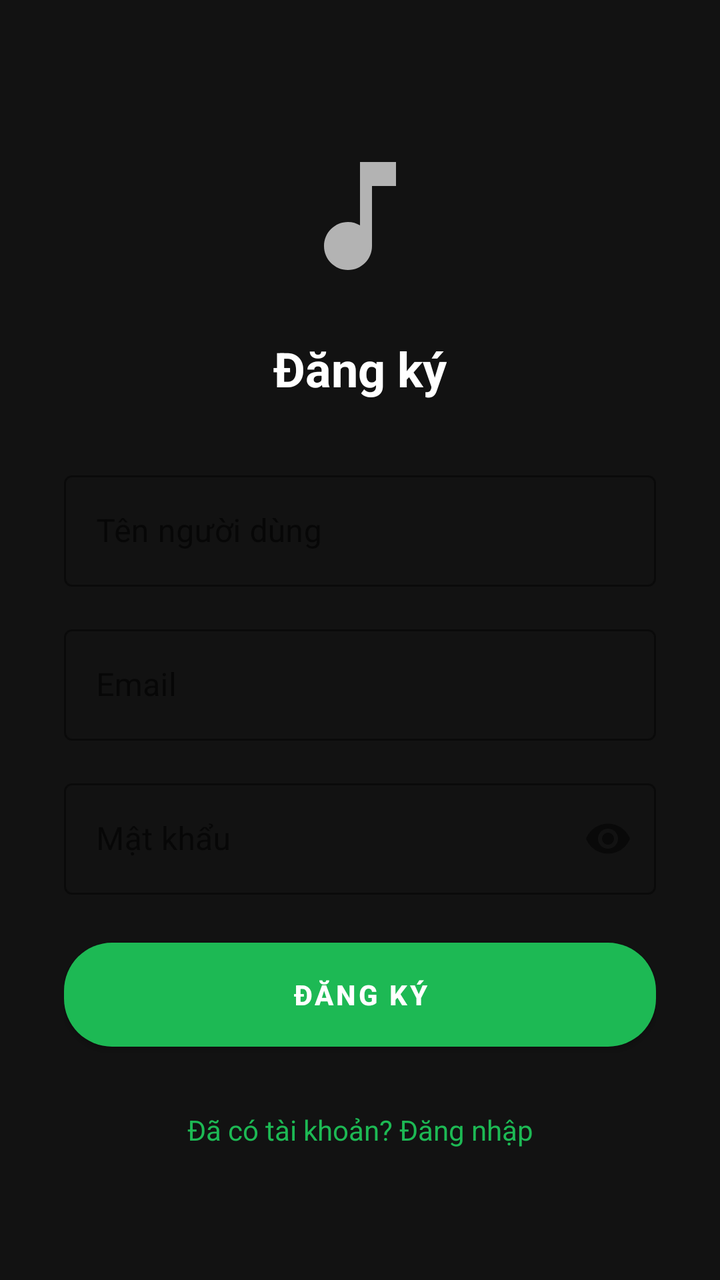
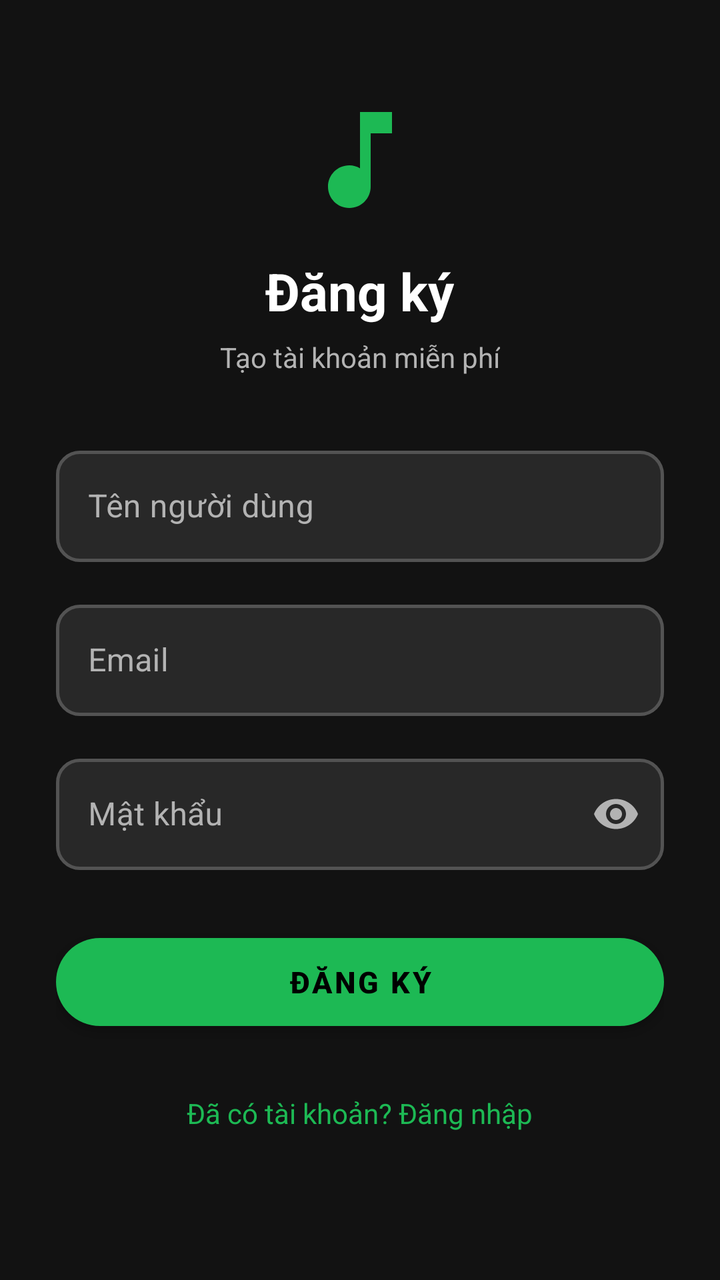

An Android layout rendered at two revisions. The XML below is the earlier revision; the diff shows what the commit changed to produce the second picture.
<!-- AndroidManifest.xml: application theme Theme.MusicStreamingApp -->
<!-- res/layout/activity_register.xml -->
<?xml version="1.0" encoding="utf-8"?>
<ScrollView
    xmlns:android="http://schemas.android.com/apk/res/android"
    xmlns:app="http://schemas.android.com/apk/res-auto"
    android:layout_width="match_parent"
    android:layout_height="match_parent"
    android:background="@color/bg_primary"
    android:fillViewport="true"
    android:fitsSystemWindows="true">

    <androidx.constraintlayout.widget.ConstraintLayout
        android:layout_width="match_parent"
        android:layout_height="wrap_content"
        android:padding="32dp">

        <ImageView
            android:id="@+id/iv_logo"
            android:layout_width="72dp"
            android:layout_height="72dp"
            android:src="@drawable/ic_music_note"
            app:layout_constraintEnd_toEndOf="parent"
            app:layout_constraintStart_toStartOf="parent"
            app:layout_constraintTop_toTopOf="parent"
            android:layout_marginTop="40dp"/>

        <TextView
            android:id="@+id/tv_title"
            android:layout_width="wrap_content"
            android:layout_height="wrap_content"
            android:text="@string/register"
            android:textColor="@color/accent_white"
            android:textSize="24sp"
            android:textStyle="bold"
            android:layout_marginTop="24dp"
            app:layout_constraintEnd_toEndOf="parent"
            app:layout_constraintStart_toStartOf="parent"
            app:layout_constraintTop_toBottomOf="@id/iv_logo"/>

        <com.google.android.material.textfield.TextInputLayout
            android:id="@+id/til_username"
            style="@style/Widget.MaterialComponents.TextInputLayout.OutlinedBox"
            android:layout_width="match_parent"
            android:layout_height="wrap_content"
            android:layout_marginTop="32dp"
            app:boxStrokeColor="@color/text_secondary"
            app:hintTextColor="@color/text_secondary"
            android:hint="@string/username"
            app:layout_constraintEnd_toEndOf="parent"
            app:layout_constraintStart_toStartOf="parent"
            app:layout_constraintTop_toBottomOf="@id/tv_title">
            <com.google.android.material.textfield.TextInputEditText
                android:id="@+id/et_username"
                android:layout_width="match_parent"
                android:layout_height="wrap_content"
                android:textColor="@color/accent_white"
                android:inputType="text"/>
        </com.google.android.material.textfield.TextInputLayout>

        <com.google.android.material.textfield.TextInputLayout
            android:id="@+id/til_email"
            style="@style/Widget.MaterialComponents.TextInputLayout.OutlinedBox"
            android:layout_width="match_parent"
            android:layout_height="wrap_content"
            android:layout_marginTop="16dp"
            app:boxStrokeColor="@color/text_secondary"
            app:hintTextColor="@color/text_secondary"
            android:hint="@string/email"
            app:layout_constraintEnd_toEndOf="parent"
            app:layout_constraintStart_toStartOf="parent"
            app:layout_constraintTop_toBottomOf="@id/til_username">
            <com.google.android.material.textfield.TextInputEditText
                android:id="@+id/et_email"
                android:layout_width="match_parent"
                android:layout_height="wrap_content"
                android:textColor="@color/accent_white"
                android:inputType="textEmailAddress"/>
        </com.google.android.material.textfield.TextInputLayout>

        <com.google.android.material.textfield.TextInputLayout
            android:id="@+id/til_password"
            style="@style/Widget.MaterialComponents.TextInputLayout.OutlinedBox"
            android:layout_width="match_parent"
            android:layout_height="wrap_content"
            android:layout_marginTop="16dp"
            app:boxStrokeColor="@color/text_secondary"
            app:hintTextColor="@color/text_secondary"
            android:hint="@string/password"
            app:passwordToggleEnabled="true"
            app:layout_constraintEnd_toEndOf="parent"
            app:layout_constraintStart_toStartOf="parent"
            app:layout_constraintTop_toBottomOf="@id/til_email">
            <com.google.android.material.textfield.TextInputEditText
                android:id="@+id/et_password"
                android:layout_width="match_parent"
                android:layout_height="wrap_content"
                android:textColor="@color/accent_white"
                android:inputType="textPassword"/>
        </com.google.android.material.textfield.TextInputLayout>

        <Button
            android:id="@+id/btn_register"
            android:layout_width="match_parent"
            android:layout_height="52dp"
            android:layout_marginTop="24dp"
            android:background="@drawable/bg_button_green"
            android:text="@string/register"
            android:textColor="@color/accent_white"
            android:textStyle="bold"
            android:textAllCaps="true"
            app:layout_constraintEnd_toEndOf="parent"
            app:layout_constraintStart_toStartOf="parent"
            app:layout_constraintTop_toBottomOf="@id/til_password"/>

        <ProgressBar
            android:id="@+id/progress_bar"
            android:layout_width="wrap_content"
            android:layout_height="wrap_content"
            android:visibility="gone"
            android:indeterminateTint="@color/spotify_green"
            app:layout_constraintEnd_toEndOf="parent"
            app:layout_constraintStart_toStartOf="parent"
            app:layout_constraintTop_toBottomOf="@id/btn_register"
            android:layout_marginTop="16dp"/>

        <TextView
            android:id="@+id/tv_login_link"
            android:layout_width="wrap_content"
            android:layout_height="wrap_content"
            android:text="@string/have_account"
            android:textColor="@color/spotify_green"
            android:layout_marginTop="24dp"
            android:padding="8dp"
            app:layout_constraintEnd_toEndOf="parent"
            app:layout_constraintStart_toStartOf="parent"
            app:layout_constraintTop_toBottomOf="@id/progress_bar"/>

    </androidx.constraintlayout.widget.ConstraintLayout>
</ScrollView>
<!-- resources referenced by this layout -->
<resources>
  <color name="accent_white">#FFFFFF</color>
  <color name="bg_primary">#121212</color>
  <color name="spotify_green">#1DB954</color>
  <color name="text_secondary">#B3B3B3</color>
  <!-- drawable bg_button_green (drawable) -->
  <?xml version="1.0" encoding="utf-8"?>
  <shape xmlns:android="http://schemas.android.com/apk/res/android"
      android:shape="rectangle">
      <corners android:radius="24dp" />
      <solid android:color="#1DB954" />
  </shape>
  <!-- drawable ic_music_note (drawable) -->
  <vector xmlns:android="http://schemas.android.com/apk/res/android"
      android:width="24dp"
      android:height="24dp"
      android:viewportWidth="24"
      android:viewportHeight="24">
      <path android:fillColor="#B3B3B3"
          android:pathData="M12,3v10.55c-0.59,-0.34 -1.27,-0.55 -2,-0.55 -2.21,0 -4,1.79 -4,4s1.79,4 4,4 4,-1.79 4,-4V7h4V3h-6z"/>
  </vector>
  <string name="email">Email</string>
  <string name="have_account">Đã có tài khoản? Đăng nhập</string>
  <string name="password">Mật khẩu</string>
  <string name="register">Đăng ký</string>
  <string name="username">Tên người dùng</string>
  <style name="Theme.MusicStreamingApp" parent="Theme.MaterialComponents.DayNight.NoActionBar">
          <item name="colorPrimary">@color/spotify_green</item>
          <item name="colorPrimaryDark">@color/bg_primary</item>
          <item name="colorAccent">@color/spotify_green</item>
          <item name="android:windowBackground">@color/bg_primary</item>
          <item name="android:statusBarColor">@color/bg_primary</item>
          <item name="android:navigationBarColor">@color/bg_elevated</item>
          <item name="android:textColor">@color/accent_white</item>
          <item name="android:windowDrawsSystemBarBackgrounds">true</item>
          <item name="android:windowLightStatusBar">false</item>
          <item name="android:windowTranslucentStatus">false</item>
          <item name="android:windowTranslucentNavigation">false</item>
          <item name="bottomNavigationStyle">@style/BottomNavStyle</item>
      </style>
  <color name="bg_elevated">#282828</color>
  <style name="BottomNavStyle" parent="Widget.MaterialComponents.BottomNavigationView">
          <item name="android:background">@color/bg_elevated</item>
          <item name="itemIconTint">@color/bottom_nav_tint</item>
          <item name="itemTextColor">@color/bottom_nav_tint</item>
      </style>
</resources>

<!-- the commit's change to res/layout/activity_register.xml (unified diff, before → after) -->
@@ -8,131 +8,134 @@
     android:fillViewport="true"
     android:fitsSystemWindows="true">
 
-    <androidx.constraintlayout.widget.ConstraintLayout
+    <LinearLayout
         android:layout_width="match_parent"
         android:layout_height="wrap_content"
-        android:padding="32dp">
+        android:orientation="vertical"
+        android:paddingHorizontal="28dp"
+        android:paddingTop="48dp"
+        android:paddingBottom="32dp">
 
+        
         <ImageView
             android:id="@+id/iv_logo"
-            android:layout_width="72dp"
-            android:layout_height="72dp"
+            android:layout_width="64dp"
+            android:layout_height="64dp"
+            android:layout_gravity="center_horizontal"
             android:src="@drawable/ic_music_note"
-            app:layout_constraintEnd_toEndOf="parent"
-            app:layout_constraintStart_toStartOf="parent"
-            app:layout_constraintTop_toTopOf="parent"
-            android:layout_marginTop="40dp"/>
+            android:tint="@color/spotify_green"/>
 
+        
         <TextView
             android:id="@+id/tv_title"
             android:layout_width="wrap_content"
             android:layout_height="wrap_content"
+            android:layout_gravity="center_horizontal"
+            android:layout_marginTop="16dp"
             android:text="@string/register"
             android:textColor="@color/accent_white"
-            android:textSize="24sp"
-            android:textStyle="bold"
-            android:layout_marginTop="24dp"
-            app:layout_constraintEnd_toEndOf="parent"
-            app:layout_constraintStart_toStartOf="parent"
-            app:layout_constraintTop_toBottomOf="@id/iv_logo"/>
+            android:textSize="26sp"
+            android:textStyle="bold"/>
 
+        
+        <TextView
+            android:layout_width="wrap_content"
+            android:layout_height="wrap_content"
+            android:layout_gravity="center_horizontal"
+            android:layout_marginTop="6dp"
+            android:text="Tạo tài khoản miễn phí"
+            android:textColor="@color/text_secondary"
+            android:textSize="14sp"/>
+
+        
         <com.google.android.material.textfield.TextInputLayout
             android:id="@+id/til_username"
-            style="@style/Widget.MaterialComponents.TextInputLayout.OutlinedBox"
+            style="@style/AuthTextInputLayout"
             android:layout_width="match_parent"
             android:layout_height="wrap_content"
             android:layout_marginTop="32dp"
-            app:boxStrokeColor="@color/text_secondary"
-            app:hintTextColor="@color/text_secondary"
-            android:hint="@string/username"
-            app:layout_constraintEnd_toEndOf="parent"
-            app:layout_constraintStart_toStartOf="parent"
-            app:layout_constraintTop_toBottomOf="@id/tv_title">
+            android:hint="@string/username">
+
             <com.google.android.material.textfield.TextInputEditText
                 android:id="@+id/et_username"
                 android:layout_width="match_parent"
                 android:layout_height="wrap_content"
-                android:textColor="@color/accent_white"
-                android:inputType="text"/>
+                android:inputType="text"
+                android:textColor="@color/accent_white"/>
         </com.google.android.material.textfield.TextInputLayout>
 
+        
         <com.google.android.material.textfield.TextInputLayout
             android:id="@+id/til_email"
-            style="@style/Widget.MaterialComponents.TextInputLayout.OutlinedBox"
+            style="@style/AuthTextInputLayout"
             android:layout_width="match_parent"
             android:layout_height="wrap_content"
             android:layout_marginTop="16dp"
-            app:boxStrokeColor="@color/text_secondary"
-            app:hintTextColor="@color/text_secondary"
-            android:hint="@string/email"
-            app:layout_constraintEnd_toEndOf="parent"
-            app:layout_constraintStart_toStartOf="parent"
-            app:layout_constraintTop_toBottomOf="@id/til_username">
+            android:hint="@string/email">
+
             <com.google.android.material.textfield.TextInputEditText
                 android:id="@+id/et_email"
                 android:layout_width="match_parent"
                 android:layout_height="wrap_content"
-                android:textColor="@color/accent_white"
-                android:inputType="textEmailAddress"/>
+                android:inputType="textEmailAddress"
+                android:textColor="@color/accent_white"/>
         </com.google.android.material.textfield.TextInputLayout>
 
+        
         <com.google.android.material.textfield.TextInputLayout
             android:id="@+id/til_password"
-            style="@style/Widget.MaterialComponents.TextInputLayout.OutlinedBox"
+            style="@style/AuthTextInputLayout"
             android:layout_width="match_parent"
             android:layout_height="wrap_content"
             android:layout_marginTop="16dp"
-            app:boxStrokeColor="@color/text_secondary"
-            app:hintTextColor="@color/text_secondary"
             android:hint="@string/password"
-            app:passwordToggleEnabled="true"
-            app:layout_constraintEnd_toEndOf="parent"
-            app:layout_constraintStart_toStartOf="parent"
-            app:layout_constraintTop_toBottomOf="@id/til_email">
+            app:endIconMode="password_toggle"
+            app:endIconTint="@color/text_secondary">
+
             <com.google.android.material.textfield.TextInputEditText
                 android:id="@+id/et_password"
                 android:layout_width="match_parent"
                 android:layout_height="wrap_content"
-                android:textColor="@color/accent_white"
-                android:inputType="textPassword"/>
+                android:inputType="textPassword"
+                android:textColor="@color/accent_white"/>
         </com.google.android.material.textfield.TextInputLayout>
 
-        <Button
+        
+        <com.google.android.material.button.MaterialButton
             android:id="@+id/btn_register"
             android:layout_width="match_parent"
-            android:layout_height="52dp"
-            android:layout_marginTop="24dp"
-            android:background="@drawable/bg_button_green"
+            android:layout_height="56dp"
+            android:layout_marginTop="28dp"
             android:text="@string/register"
-            android:textColor="@color/accent_white"
+            android:textColor="@color/black"
+            android:textSize="15sp"
             android:textStyle="bold"
-            android:textAllCaps="true"
-            app:layout_constraintEnd_toEndOf="parent"
-            app:layout_constraintStart_toStartOf="parent"
-            app:layout_constraintTop_toBottomOf="@id/til_password"/>
+            android:letterSpacing="0.08"
+            app:backgroundTint="@color/spotify_green"
+            app:cornerRadius="28dp"
+            app:rippleColor="#33000000"/>
 
+        
         <ProgressBar
             android:id="@+id/progress_bar"
             android:layout_width="wrap_content"
             android:layout_height="wrap_content"
-            android:visibility="gone"
+            android:layout_gravity="center_horizontal"
+            android:layout_marginTop="16dp"
             android:indeterminateTint="@color/spotify_green"
-            app:layout_constraintEnd_toEndOf="parent"
-            app:layout_constraintStart_toStartOf="parent"
-            app:layout_constraintTop_toBottomOf="@id/btn_register"
-            android:layout_marginTop="16dp"/>
+            android:visibility="gone"/>
 
+        
         <TextView
             android:id="@+id/tv_login_link"
             android:layout_width="wrap_content"
             android:layout_height="wrap_content"
+            android:layout_gravity="center_horizontal"
+            android:layout_marginTop="20dp"
+            android:padding="8dp"
             android:text="@string/have_account"
             android:textColor="@color/spotify_green"
-            android:layout_marginTop="24dp"
-            android:padding="8dp"
-            app:layout_constraintEnd_toEndOf="parent"
-            app:layout_constraintStart_toStartOf="parent"
-            app:layout_constraintTop_toBottomOf="@id/progress_bar"/>
+            android:textSize="14sp"/>
 
-    </androidx.constraintlayout.widget.ConstraintLayout>
+    </LinearLayout>
 </ScrollView>
<!-- resource entries referenced after the edit -->
@@ -2,15 +2,9 @@
 <resources>
   <color name="accent_white">#FFFFFF</color>
   <color name="bg_primary">#121212</color>
+  <color name="black">#FF000000</color>
   <color name="spotify_green">#1DB954</color>
   <color name="text_secondary">#B3B3B3</color>
-  <!-- drawable bg_button_green (drawable) -->
-  <?xml version="1.0" encoding="utf-8"?>
-  <shape xmlns:android="http://schemas.android.com/apk/res/android"
-      android:shape="rectangle">
-      <corners android:radius="24dp" />
-      <solid android:color="#1DB954" />
-  </shape>
   <!-- drawable ic_music_note (drawable) -->
   <vector xmlns:android="http://schemas.android.com/apk/res/android"
       android:width="24dp"
@@ -25,6 +19,18 @@
   <string name="password">Mật khẩu</string>
   <string name="register">Đăng ký</string>
   <string name="username">Tên người dùng</string>
+  <style name="AuthTextInputLayout" parent="Widget.MaterialComponents.TextInputLayout.OutlinedBox">
+          <item name="boxBackgroundColor">@color/bg_elevated</item>
+          <item name="boxStrokeColor">@color/field_stroke_color</item>
+          <item name="boxStrokeWidth">1.5dp</item>
+          <item name="hintTextColor">@color/field_hint_color</item>
+          <item name="android:textColorHint">@color/text_secondary</item>
+          <item name="endIconTint">@color/text_secondary</item>
+          <item name="boxCornerRadiusTopStart">12dp</item>
+          <item name="boxCornerRadiusTopEnd">12dp</item>
+          <item name="boxCornerRadiusBottomStart">12dp</item>
+          <item name="boxCornerRadiusBottomEnd">12dp</item>
+      </style>
   <style name="Theme.MusicStreamingApp" parent="Theme.MaterialComponents.DayNight.NoActionBar">
           <item name="colorPrimary">@color/spotify_green</item>
           <item name="colorPrimaryDark">@color/bg_primary</item>
